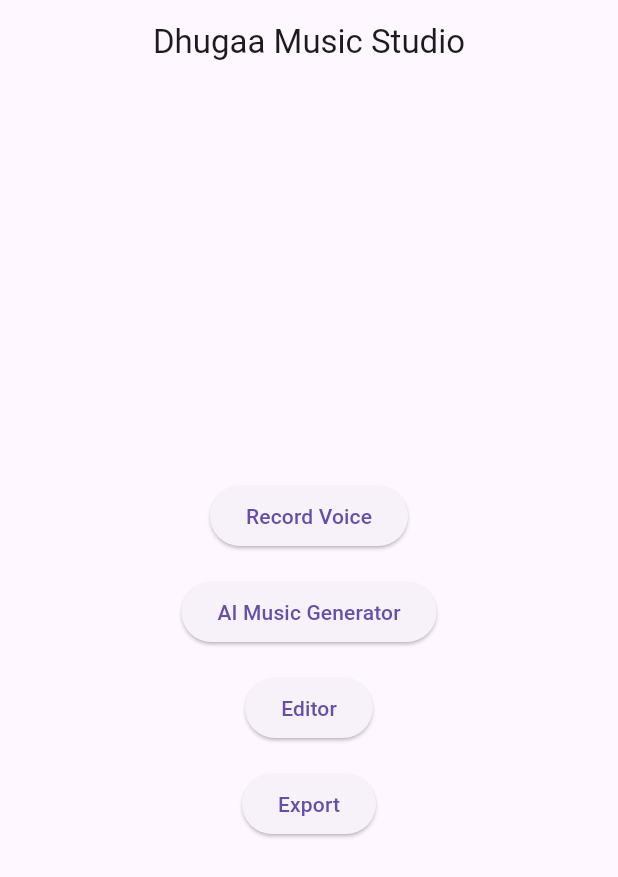
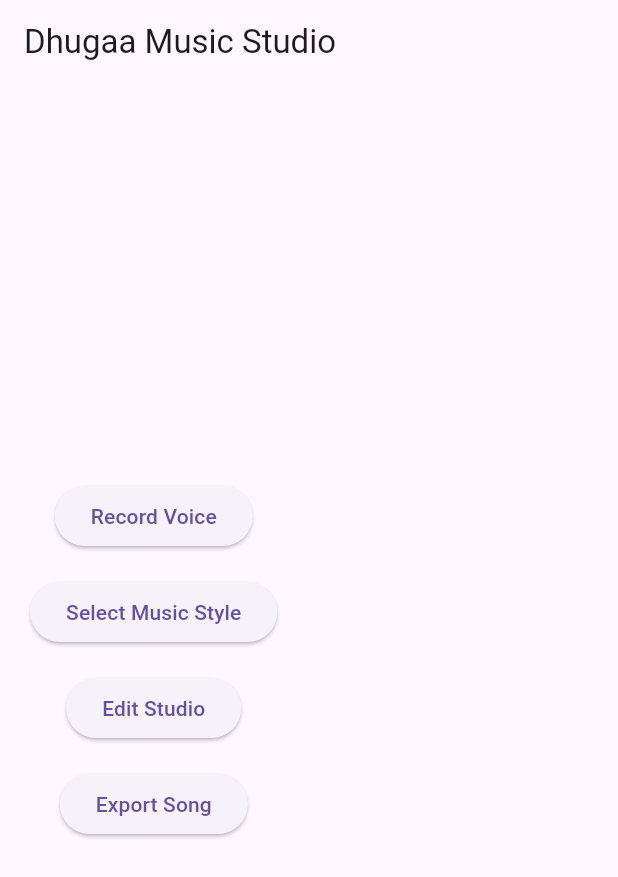
Before and after one commit to nasirkemal2-netizen/dhugaa-music-studio, a Flutter app: the screen it shows after launch, on a phone screen of 412 x 824 dp. Shown: the top 877 px of the screen. Run offline on Flutter 3.47's test engine with Material 3 defaults, Android fonts, the phone set to English and light mode, and no system bars.

Commit message:
Update home_screen.dart

```diff
--- a/lib/screens/home_screen.dart
+++ b/lib/screens/home_screen.dart
@@ -8,30 +8,38 @@
     return Scaffold(
       appBar: AppBar(
         title: const Text('Dhugaa Music Studio'),
-        centerTitle: true,
       ),
-      body: Center(
+      body: Padding(
+        padding: const EdgeInsets.all(20),
         child: Column(
           mainAxisAlignment: MainAxisAlignment.center,
           children: [
             ElevatedButton(
-              onPressed: () {},
+              onPressed: () {
+                Navigator.pushNamed(context, '/recording');
+              },
               child: const Text('Record Voice'),
             ),
             const SizedBox(height: 16),
             ElevatedButton(
-              onPressed: () {},
-              child: const Text('AI Music Generator'),
+              onPressed: () {
+                Navigator.pushNamed(context, '/style');
+              },
+              child: const Text('Select Music Style'),
             ),
             const SizedBox(height: 16),
             ElevatedButton(
-              onPressed: () {},
-              child: const Text('Editor'),
+              onPressed: () {
+                Navigator.pushNamed(context, '/editor');
+              },
+              child: const Text('Edit Studio'),
             ),
             const SizedBox(height: 16),
             ElevatedButton(
-              onPressed: () {},
-              child: const Text('Export'),
+              onPressed: () {
+                Navigator.pushNamed(context, '/export');
+              },
+              child: const Text('Export Song'),
             ),
           ],
         ),
```
